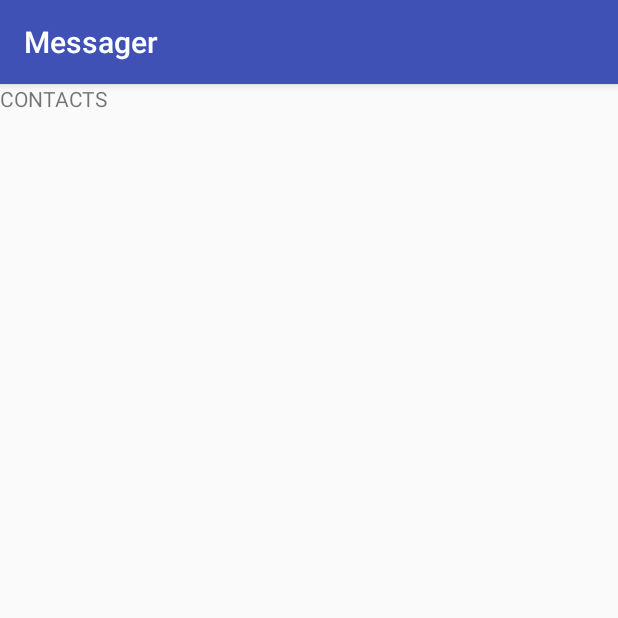
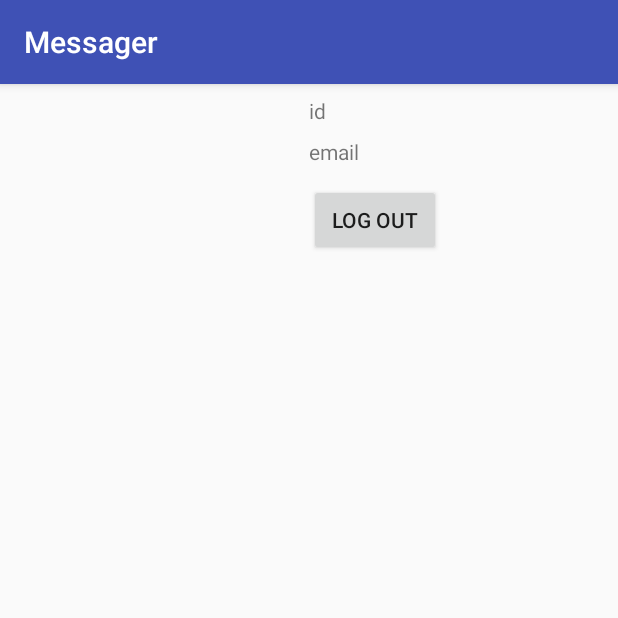
Before and after one commit to avaschuk/messager, an Android app: the Contacts screen opened directly, with no data from a screen before it, on a phone screen of 412 x 824 dp, the top half of it. Run offline under Robolectric (Android 15) with nearby library versions, the phone set to English and light mode, and no system bars.

```diff
--- a/app/src/main/AndroidManifest.xml
+++ b/app/src/main/AndroidManifest.xml
@@ -29,10 +29,10 @@
             </intent-filter>
         </activity>
         <activity android:name=".ui.singup.MainActivity" />
-        <activity android:name=".Contacts" />
+        <activity android:name=".ui.contacts.Contacts" />
         <activity
             android:name=".ui.login.LoginActivity"
-            android:label="@string/title_activity_login"></activity>
+            android:label="@string/title_activity_login" />
     </application>
 
 </manifest>
--- /dev/null
+++ b/app/src/main/java/com/andrei/messager/ui/contacts/Contacts.java
@@ -0,0 +1,57 @@
+package com.andrei.messager.ui.contacts;
+
+import android.content.Intent;
+import android.os.Bundle;
+import android.support.v7.app.AppCompatActivity;
+import android.view.View;
+import android.widget.TextView;
+
+import com.andrei.messager.R;
+import com.andrei.messager.SplashScreen;
+import com.andrei.messager.helpers.SetupAccountDatabase;
+
+public class Contacts extends AppCompatActivity {
+
+    public static final String ID = "ID";
+    public static final String ROLE = "ROLE";
+    public static final String EMAIL = "EMAIL";
+    private String id;
+    private TextView idTextView;
+    private String role;
+    private TextView adminTextView;
+    private String email;
+    private TextView emailTextView;
+
+    @Override
+    protected void onCreate(Bundle savedInstanceState) {
+        System.out.println("CONTACTS");
+        System.out.println(savedInstanceState);
+        super.onCreate(savedInstanceState);
+        setContentView(R.layout.activity_contacts);
+        idTextView = findViewById(R.id.id_text_view);
+        adminTextView = findViewById(R.id.admin_text_view);
+        emailTextView = findViewById(R.id.email_text_view);
+        Bundle bundle = getIntent().getExtras();
+        if (bundle != null) {
+            id = bundle.getString(ID);
+            role = bundle.getString(ROLE);
+            email = bundle.getString(EMAIL);
+            if (id != null) idTextView.setText(id);
+            if (email != null) emailTextView.setText(email);
+            if (role != null) {
+                if (role.equals("ADMIN")) {
+                    adminTextView.setText("Hello, BOSS!");
+                    adminTextView.setVisibility(View.VISIBLE);
+                }
+            }
+        }
+    }
+
+    public void logOutButton(View view) {
+        SetupAccountDatabase dbHelper = new SetupAccountDatabase(this);
+        dbHelper.deleteAccountById(id);
+        Intent intent = new Intent(this, SplashScreen.class);
+        startActivity(intent);
+        finish();
+    }
+}
--- a/app/src/main/res/layout/activity_contacts.xml
+++ b/app/src/main/res/layout/activity_contacts.xml
@@ -4,11 +4,46 @@
     xmlns:tools="http://schemas.android.com/tools"
     android:layout_width="match_parent"
     android:layout_height="match_parent"
-    tools:context=".Contacts">
+    tools:context=".ui.contacts.Contacts">
 
     <TextView
+        android:id="@+id/admin_text_view"
         android:layout_width="wrap_content"
         android:layout_height="wrap_content"
-        android:text="CONTACTS" />
+        android:layout_marginEnd="8dp"
+        android:layout_marginStart="8dp"
+        android:layout_marginTop="8dp"
+        android:visibility="gone"
+        app:layout_constraintEnd_toEndOf="parent"
+        app:layout_constraintStart_toStartOf="parent"
+        app:layout_constraintTop_toTopOf="parent" />
+
+    <TextView
+        android:id="@+id/id_text_view"
+        android:layout_width="wrap_content"
+        android:layout_height="wrap_content"
+        android:layout_marginTop="8dp"
+        android:text="id"
+        app:layout_constraintStart_toStartOf="@+id/admin_text_view"
+        app:layout_constraintTop_toBottomOf="@+id/admin_text_view" />
+
+    <TextView
+        android:id="@+id/email_text_view"
+        android:layout_width="wrap_content"
+        android:layout_height="wrap_content"
+        android:layout_marginTop="8dp"
+        android:text="email"
+        app:layout_constraintStart_toStartOf="@+id/id_text_view"
+        app:layout_constraintTop_toBottomOf="@+id/id_text_view" />
+
+    <Button
+        android:id="@+id/log_out_button"
+        android:layout_width="wrap_content"
+        android:layout_height="wrap_content"
+        android:layout_marginTop="12dp"
+        android:onClick="logOutButton"
+        android:text="Log out"
+        app:layout_constraintStart_toStartOf="@+id/email_text_view"
+        app:layout_constraintTop_toBottomOf="@+id/email_text_view" />
 
 </android.support.constraint.ConstraintLayout>
```
Also changed, not shown: app/src/main/java/com/andrei/messager/Contacts.java (deleted, +0 -13 lines), app/src/main/java/com/andrei/messager/SplashScreen.java (+23 -16 lines), app/src/main/java/com/andrei/messager/helpers/SetupAccountDatabase.java (added, +85 -0 lines), app/src/main/java/com/andrei/messager/helpers/Utils.java (added, +22 -0 lines), app/src/main/java/com/andrei/messager/ui/login/LoginActivity.java (+86 -160 lines), app/src/main/java/com/andrei/messager/ui/singup/MainActivity.java (+18 -1 lines), app/src/main/res/values/strings.xml (+9 -6 lines).
